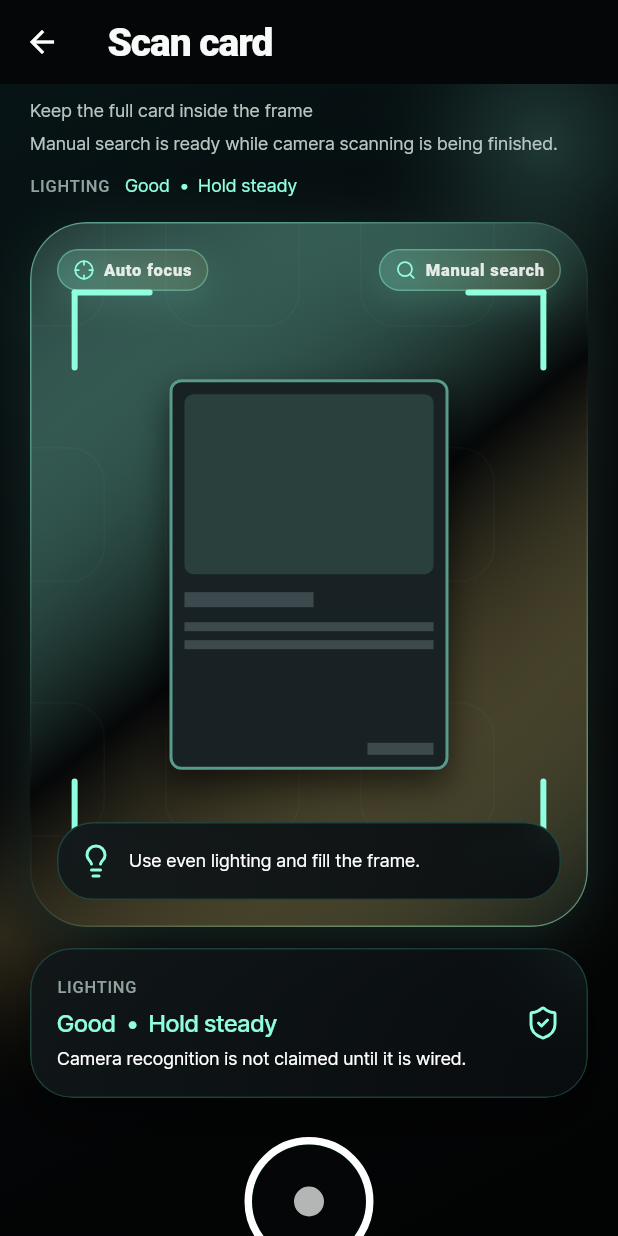
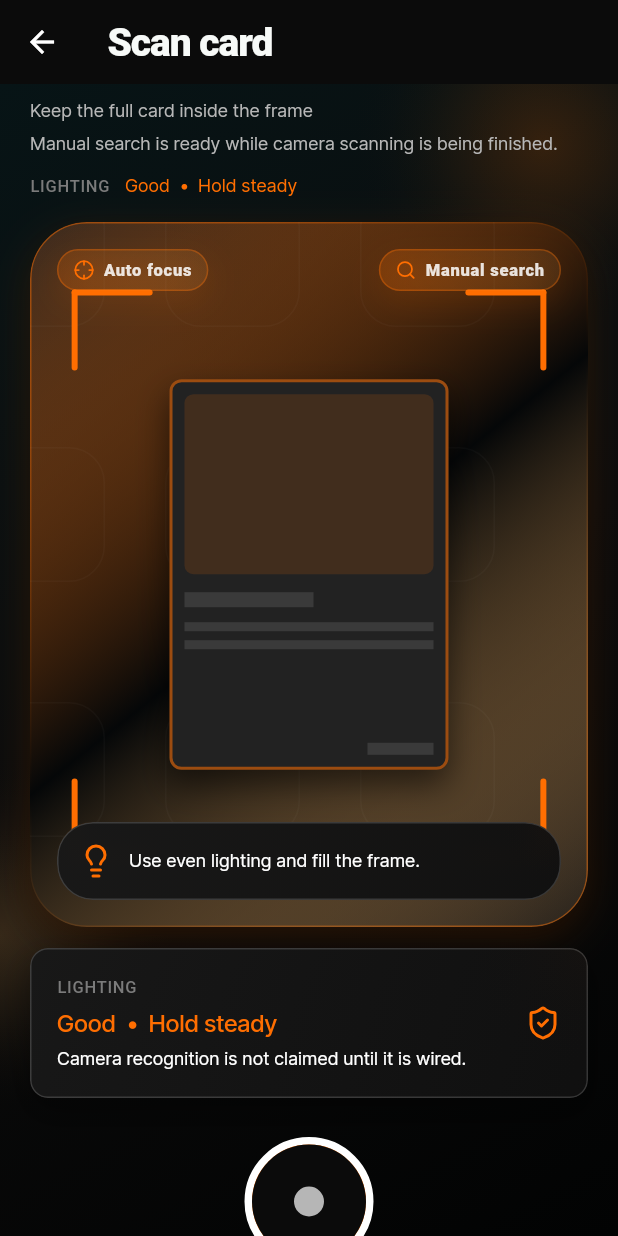
Before and after one commit to MatthewRobertLotts/SaveRoom-Scanner-App, a Flutter app: the screen it shows after launch, after a tap on "SCAN A CARD", on a phone screen of 412 x 824 dp. Run offline on Flutter 3.47's test engine with Material 3 defaults, Android fonts, the phone set to English and light mode, and no system bars; our stand-ins replace extended_image, flex_color_scheme, flutter_animate, google_fonts, lucide_icons_flutter, skeletonizer; network calls fail.

Commit message:
style: apply Figma design-system tokens

```diff
--- a/lib/app/app_theme.dart
+++ b/lib/app/app_theme.dart
@@ -2,12 +2,12 @@ import 'package:flex_color_scheme/flex_color_scheme.dart';
 import 'package:flutter/material.dart';
 import 'package:google_fonts/google_fonts.dart';
 
-const saveRoomPrimary = Color(0xFF8FFFE0);
-const saveRoomGold = Color(0xFFE8C36A);
-const saveRoomBackground = Color(0xFF050607);
-const saveRoomSurface = Color(0xFF111719);
-const saveRoomRaisedSurface = Color(0xFF182123);
-const saveRoomMutedSurface = Color(0xFF222B2E);
+const saveRoomPrimary = Color(0xFFFF6E01);
+const saveRoomGold = Color(0xFFFFB45C);
+const saveRoomBackground = Color(0xFF0B0B0B);
+const saveRoomSurface = Color(0xFF181818);
+const saveRoomRaisedSurface = Color(0xFF222222);
+const saveRoomMutedSurface = Color(0xFF303030);
 
 @immutable
 class SaveRoomTokens extends ThemeExtension<SaveRoomTokens> {
@@ -30,9 +30,9 @@ class SaveRoomTokens extends ThemeExtension<SaveRoomTokens> {
   static const dark = SaveRoomTokens(
     glassFill: saveRoomSurface,
     glassStrong: saveRoomRaisedSurface,
-    glassBorder: Color(0x334DF4CE),
-    orangeGlow: Color(0x008FFFE0),
-    positive: Color(0xFF62E6A8),
+    glassBorder: Color(0x29FFFFFF),
+    orangeGlow: Color(0x33FF6E01),
+    positive: Color(0xFF22C55E),
     warning: saveRoomGold,
   );
 
@@ -70,23 +70,23 @@ class SaveRoomTokens extends ThemeExtension<SaveRoomTokens> {
 ThemeData buildAppTheme() {
   const scheme = ColorScheme.dark(
     primary: saveRoomPrimary,
-    onPrimary: Color(0xFF001D16),
-    primaryContainer: Color(0xFF063C33),
-    onPrimaryContainer: Color(0xFFC7FFF3),
+    onPrimary: Colors.white,
+    primaryContainer: Color(0xFF4A2104),
+    onPrimaryContainer: Color(0xFFFFD5B0),
     secondary: saveRoomGold,
-    onSecondary: Color(0xFF241800),
-    secondaryContainer: Color(0xFF4A3610),
-    onSecondaryContainer: Color(0xFFFFE7AA),
-    tertiary: Color(0xFFC8B6FF),
-    onTertiary: Color(0xFF1E123C),
+    onSecondary: Color(0xFF181818),
+    secondaryContainer: Color(0xFF3A2612),
+    onSecondaryContainer: Color(0xFFFFE0B5),
+    tertiary: Color(0xFFFFFFFF),
+    onTertiary: Color(0xFF181818),
     error: Color(0xFFFF716C),
     onError: Color(0xFF2B0504),
     surface: saveRoomSurface,
     onSurface: Color(0xFFF7FAF8),
     surfaceContainerHighest: saveRoomMutedSurface,
-    onSurfaceVariant: Color(0xFFB7C6C2),
-    outline: Color(0xFF3D4A4D),
-    outlineVariant: Color(0xFF263134),
+    onSurfaceVariant: Color(0xFFB7B7B7),
+    outline: Color(0xFF3A3A3A),
+    outlineVariant: Color(0xFF2A2A2A),
   );
 
   final base = FlexThemeData.dark(
@@ -96,10 +96,10 @@ ThemeData buildAppTheme() {
     blendLevel: 0,
     subThemesData: const FlexSubThemesData(
       interactionEffects: true,
-      defaultRadius: 18,
-      cardRadius: 24,
-      filledButtonRadius: 18,
-      inputDecoratorRadius: 18,
+      defaultRadius: 8,
+      cardRadius: 12,
+      filledButtonRadius: 8,
+      inputDecoratorRadius: 8,
       chipRadius: 999,
     ),
   );
@@ -130,33 +130,33 @@ ThemeData buildAppTheme() {
       elevation: 0,
       margin: const EdgeInsets.symmetric(vertical: 8),
       shape: RoundedRectangleBorder(
-        borderRadius: BorderRadius.circular(24),
-        side: const BorderSide(color: Color(0x334DF4CE)),
+        borderRadius: BorderRadius.circular(12),
+        side: const BorderSide(color: Color(0x29FFFFFF)),
       ),
     ),
     filledButtonTheme: FilledButtonThemeData(
       style: FilledButton.styleFrom(
         minimumSize: const Size.fromHeight(54),
-        foregroundColor: const Color(0xFF001D16),
+        foregroundColor: Colors.white,
         backgroundColor: saveRoomPrimary,
         textStyle: const TextStyle(fontWeight: FontWeight.w900),
-        shape: RoundedRectangleBorder(borderRadius: BorderRadius.circular(18)),
+        shape: RoundedRectangleBorder(borderRadius: BorderRadius.circular(8)),
       ),
     ),
     inputDecorationTheme: InputDecorationTheme(
       filled: true,
-      fillColor: SaveRoomTokens.dark.glassStrong,
-      contentPadding: const EdgeInsets.symmetric(horizontal: 16, vertical: 16),
+      fillColor: saveRoomBackground,
+      contentPadding: const EdgeInsets.symmetric(horizontal: 20, vertical: 14),
       border: OutlineInputBorder(
-        borderRadius: BorderRadius.circular(18),
-        borderSide: const BorderSide(color: Color(0xFF263134)),
+        borderRadius: BorderRadius.circular(8),
+        borderSide: const BorderSide(color: Colors.white),
       ),
       enabledBorder: OutlineInputBorder(
-        borderRadius: BorderRadius.circular(18),
-        borderSide: const BorderSide(color: Color(0xFF263134)),
+        borderRadius: BorderRadius.circular(8),
+        borderSide: const BorderSide(color: Colors.white),
       ),
       focusedBorder: OutlineInputBorder(
-        borderRadius: BorderRadius.circular(18),
+        borderRadius: BorderRadius.circular(8),
         borderSide: const BorderSide(color: saveRoomPrimary, width: 1.4),
       ),
     ),
@@ -176,25 +176,25 @@ ThemeData buildAppTheme() {
     ),
     textTheme: textTheme.copyWith(
       headlineLarge: const TextStyle(
-        color: Color(0xFFF7FAF8),
+        color: Colors.white,
         fontSize: 34,
         fontWeight: FontWeight.w900,
         letterSpacing: -1.0,
       ),
       headlineMedium: const TextStyle(
-        color: Color(0xFFF7FAF8),
+        color: Colors.white,
         fontSize: 25,
         fontWeight: FontWeight.w800,
         letterSpacing: -0.6,
       ),
       titleLarge: const TextStyle(
-        color: Color(0xFFF7FAF8),
+        color: Colors.white,
         fontSize: 21,
         fontWeight: FontWeight.w800,
       ),
-      bodyLarge: const TextStyle(color: Color(0xFFF0F4F2), fontSize: 16),
-      bodyMedium: const TextStyle(color: Color(0xFFB7C6C2), fontSize: 14),
-      labelSmall: const TextStyle(color: Color(0xFF91A39E), fontSize: 11),
+      bodyLarge: const TextStyle(color: Colors.white, fontSize: 16),
+      bodyMedium: const TextStyle(color: Color(0xFFB7B7B7), fontSize: 14),
+      labelSmall: const TextStyle(color: Color(0xFF7B7B7B), fontSize: 11),
     ),
     extensions: const [SaveRoomTokens.dark],
   );
--- a/lib/features/home/home_screen.dart
+++ b/lib/features/home/home_screen.dart
@@ -66,8 +66,15 @@ class _TopBar extends StatelessWidget {
   Widget build(BuildContext context) {
     return Row(
       children: [
-        Text('SaveRoom', style: Theme.of(context).textTheme.headlineMedium),
-        const Spacer(),
+        Expanded(
+          child: Text(
+            'SaveRoom',
+            maxLines: 1,
+            overflow: TextOverflow.ellipsis,
+            style: Theme.of(context).textTheme.headlineMedium,
+          ),
+        ),
+        const SizedBox(width: 12),
         StatusPill(
           fixtureMode ? 'Fixture mode' : 'Live API',
           icon: fixtureMode ? LucideIcons.database : LucideIcons.wifi,
@@ -99,13 +106,11 @@ class _ObjectHero extends StatelessWidget {
                   begin: Alignment.topCenter,
                   end: Alignment.bottomCenter,
                   colors: [
-                    const Color(0xFF122422).withValues(alpha: 0.78),
-                    const Color(0xFF070909).withValues(alpha: 0.94),
+                    const Color(0xFF1E1E1E).withValues(alpha: 0.96),
+                    const Color(0xFF0B0B0B).withValues(alpha: 0.98),
                   ],
                 ),
-                border: Border.all(
-                  color: colors.primary.withValues(alpha: 0.22),
-                ),
+                border: Border.all(color: Colors.white.withValues(alpha: 0.14)),
                 boxShadow: [
                   BoxShadow(
                     color: Colors.black.withValues(alpha: 0.52),
@@ -129,13 +134,13 @@ class _ObjectHero extends StatelessWidget {
             child: Column(
               children: [
                 Text(
-                  'Collector workspace',
+                  'Scan. Price. Vault.',
                   textAlign: TextAlign.center,
                   style: theme.textTheme.headlineLarge?.copyWith(fontSize: 38),
                 ),
                 const SizedBox(height: 8),
                 Text(
-                  'Scan, price and organise cards without turning the app into a data dump.',
+                  'A premium utility for checking card value, evidence and collection state fast.',
                   textAlign: TextAlign.center,
                   style: theme.textTheme.bodyMedium,
                 ),
@@ -235,12 +240,10 @@ class _ScanButton extends StatelessWidget {
     return GestureDetector(
       onTap: onTap,
       child: Container(
-        height: 72,
+        height: 56,
         decoration: BoxDecoration(
-          borderRadius: BorderRadius.circular(999),
-          gradient: LinearGradient(
-            colors: [colors.primary, const Color(0xFF51D7B7)],
-          ),
+          borderRadius: BorderRadius.circular(8),
+          color: colors.primary,
           boxShadow: [
             BoxShadow(
               color: colors.primary.withValues(alpha: 0.30),
@@ -253,15 +256,15 @@ class _ScanButton extends StatelessWidget {
         child: Row(
           children: [
             Container(
-              width: 56,
-              height: 56,
+              width: 40,
+              height: 40,
               decoration: BoxDecoration(
-                color: Colors.black.withValues(alpha: 0.16),
-                shape: BoxShape.circle,
+                color: Colors.white.withValues(alpha: 0.14),
+                borderRadius: BorderRadius.circular(8),
               ),
               child: const Icon(
                 LucideIcons.scanLine,
-                color: Colors.black,
+                color: Colors.white,
                 size: 27,
               ),
             ),
@@ -270,13 +273,13 @@ class _ScanButton extends StatelessWidget {
               child: Text(
                 'SCAN A CARD',
                 style: TextStyle(
-                  color: Colors.black,
+                  color: Colors.white,
                   fontSize: 18,
                   fontWeight: FontWeight.w900,
                 ),
               ),
             ),
-            const Icon(LucideIcons.arrowRight, color: Colors.black),
+            const Icon(LucideIcons.arrowRight, color: Colors.white),
           ],
         ),
       ),
@@ -333,7 +336,7 @@ class _DockButton extends StatelessWidget {
   Widget build(BuildContext context) {
     return GlassPanel(
       onTap: onTap,
-      radius: 28,
+      radius: 8,
       padding: const EdgeInsets.symmetric(vertical: 16),
       child: Column(
         children: [
@@ -398,7 +401,7 @@ class _RecentMiniCard extends StatelessWidget {
     return SizedBox(
       width: 142,
       child: GlassPanel(
-        radius: 30,
+        radius: 12,
         padding: const EdgeInsets.all(12),
         child: Column(
           crossAxisAlignment: CrossAxisAlignment.start,
@@ -440,7 +443,7 @@ class _HomeBottomNav extends StatelessWidget {
       minimum: const EdgeInsets.fromLTRB(20, 0, 20, 14),
       child: GlassPanel(
         strong: true,
-        radius: 34,
+        radius: 12,
         padding: const EdgeInsets.symmetric(horizontal: 8, vertical: 7),
         child: NavigationBar(
           selectedIndex: 0,
@@ -488,7 +491,7 @@ class _HomeBackdrop extends StatelessWidget {
         gradient: LinearGradient(
           begin: Alignment.topCenter,
           end: Alignment.bottomCenter,
-          colors: [Color(0xFF071213), Color(0xFF020303)],
+          colors: [Color(0xFF181818), Color(0xFF0B0B0B)],
         ),
       ),
       child: Stack(
@@ -501,7 +504,7 @@ class _HomeBackdrop extends StatelessWidget {
           const Positioned(
             bottom: 90,
             left: -120,
-            child: _Glow(size: 260, color: saveRoomGold),
+            child: _Glow(size: 260, color: saveRoomPrimary),
           ),
         ],
       ),
--- a/lib/widgets/glass_panel.dart
+++ b/lib/widgets/glass_panel.dart
@@ -10,7 +10,7 @@ class GlassPanel extends StatelessWidget {
     required this.child,
     this.padding = const EdgeInsets.all(16),
     this.margin = EdgeInsets.zero,
-    this.radius = 28,
+    this.radius = 12,
     this.strong = false,
     this.accent = false,
     this.onTap,
@@ -32,7 +32,7 @@ class GlassPanel extends StatelessWidget {
     final tokens = context.saveRoomTokens;
     final borderRadius = BorderRadius.circular(radius);
     final top = strong ? saveRoomRaisedSurface : saveRoomSurface;
-    final bottom = strong ? const Color(0xFF071314) : const Color(0xFF090D10);
+    final bottom = strong ? saveRoomSurface : const Color(0xFF101010);
     final borderColor = accent
         ? colors.primary.withValues(alpha: 0.48)
         : tokens.glassBorder;
@@ -40,15 +40,15 @@ class GlassPanel extends StatelessWidget {
     Widget panel = ClipRRect(
       borderRadius: borderRadius,
       child: BackdropFilter(
-        filter: ImageFilter.blur(sigmaX: 14, sigmaY: 14),
+        filter: ImageFilter.blur(sigmaX: 6, sigmaY: 6),
         child: DecoratedBox(
           decoration: BoxDecoration(
             gradient: LinearGradient(
               begin: Alignment.topLeft,
               end: Alignment.bottomRight,
               colors: [
-                top.withValues(alpha: 0.92),
-                bottom.withValues(alpha: 0.92),
+                top.withValues(alpha: 0.98),
+                bottom.withValues(alpha: 0.98),
               ],
             ),
             borderRadius: borderRadius,
@@ -71,7 +71,7 @@ class GlassPanel extends StatelessWidget {
                             radius: 0.9,
                             colors: [
                               colors.primary.withValues(
-                                alpha: accent ? 0.18 : 0.06,
+                                alpha: accent ? 0.10 : 0.02,
                               ),
                               Colors.transparent,
                             ],
@@ -96,14 +96,14 @@ class GlassPanel extends StatelessWidget {
           boxShadow: [
             BoxShadow(
               color: Colors.black.withValues(alpha: 0.38),
-              blurRadius: 26,
-              offset: const Offset(0, 18),
+              blurRadius: 18,
+              offset: const Offset(0, 10),
             ),
             if (accent)
               BoxShadow(
                 color: colors.primary.withValues(alpha: 0.14),
-                blurRadius: 34,
-                offset: const Offset(0, 10),
+                blurRadius: 24,
+                offset: const Offset(0, 8),
               ),
           ],
         ),
```
